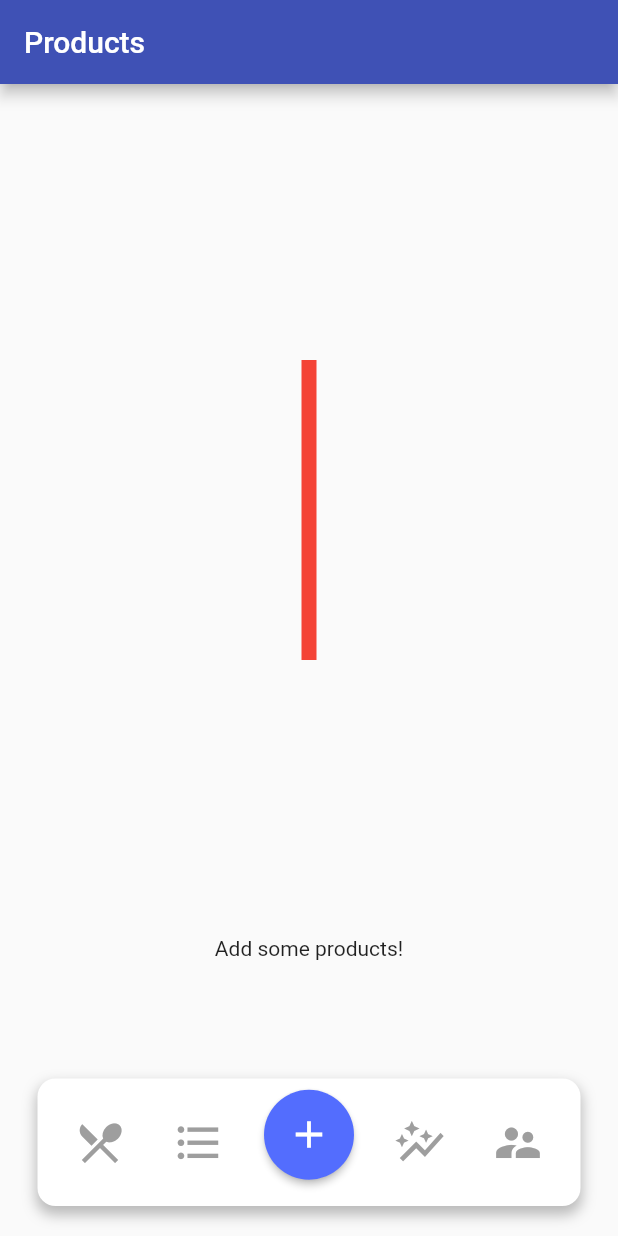
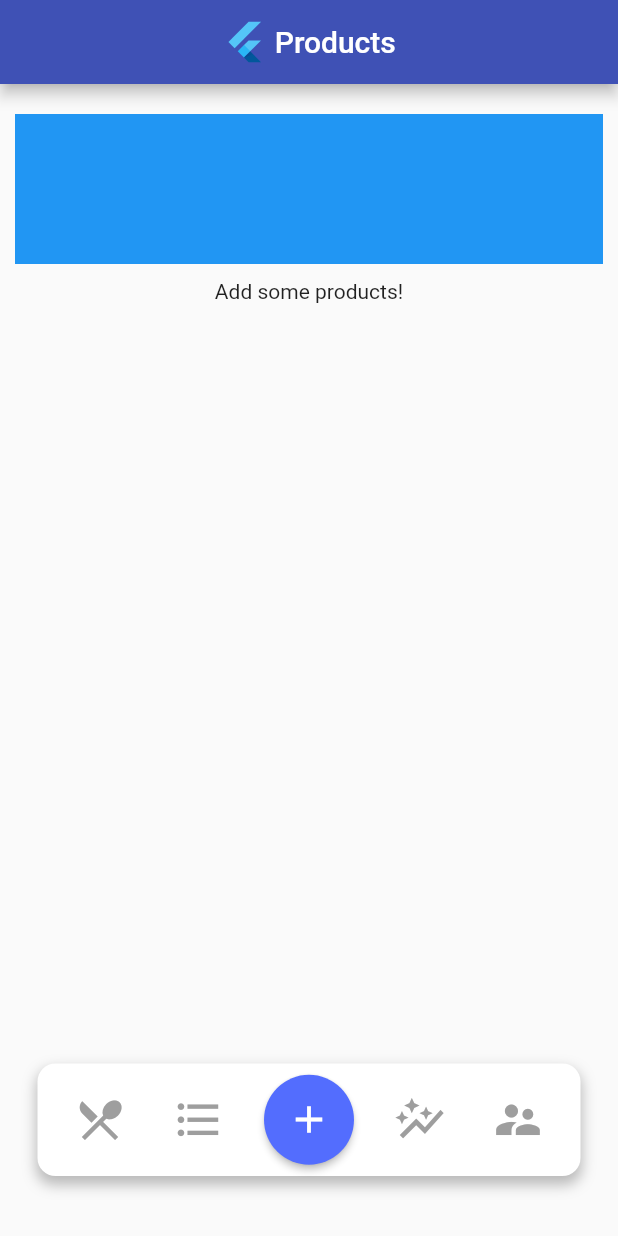
Before and after one commit to arstek131/Expire_App, a Flutter app: the screen it shows after launch, on a phone screen of 412 x 824 dp. Run offline on Flutter 3.47's test engine with Material 2 defaults, Android fonts, the phone set to English and light mode, and no system bars; our stand-ins replace sqflite; accounts and stored records are empty.

Commit message:
Products items list, persistent data in navigation

```diff
--- a/expire_app/lib/providers/products_provider.dart
+++ b/expire_app/lib/providers/products_provider.dart
@@ -40,7 +40,7 @@ class ProductsProvider extends ChangeNotifier {
 
   Future<void> fetchAndSetProducts() async {
     final dataList = await DBHelper.getData('user_products');
-    print(dataList);
+    //print(dataList);
     _items = dataList
         .map(
           (item) => Product(id: item['id'], title: item['title'], expiration: DateTime.parse(item['expiration']), image: null),
--- a/expire_app/lib/screens/main_app_screen.dart
+++ b/expire_app/lib/screens/main_app_screen.dart
@@ -65,11 +65,30 @@ class _ProductsScreenState extends State<MainAppScreen> {
     return Scaffold(
       appBar: AppBar(
         backgroundColor: Theme.of(context).primaryColor,
-        title: Text(_pages.elementAt(_pageIndex)['title']),
+        //title: Text(_pages.elementAt(_pageIndex)['title']),
+        centerTitle: true,
+        title: Center(
+          child: Row(
+            mainAxisAlignment: MainAxisAlignment.center,
+            children: [
+              const FlutterLogo(
+                size: 30,
+              ),
+              Container(
+                margin: const EdgeInsets.only(left: 5),
+                child: Text(_pages.elementAt(_pageIndex)['title']),
+              )
+            ],
+          ),
+        ),
       ),
       body: Stack(
         children: [
-          _pages.elementAt(_pageIndex)['page'],
+          IndexedStack(
+            index: _pageIndex,
+            children: _pages.map<Widget>((pageElement) => pageElement['page']).toList(),
+          ),
+          //_pages.elementAt(_pageIndex)['page'],
           SafeArea(
             child: Align(
               child: CustomBottomNavigationBar(setIndex: _bottomNavigationBarHandler, pageIndex: _pageIndex),
--- a/expire_app/lib/screens/products_overview_screen.dart
+++ b/expire_app/lib/screens/products_overview_screen.dart
@@ -1,9 +1,13 @@
 /* dart */
 import 'package:flutter/material.dart';
+import 'package:intl/intl.dart';
 
 /* providers */
 import '../providers/products_provider.dart';
 import 'package:provider/provider.dart';
+
+/* widgets */
+import '../widgets/product_tile.dart';
 
 class ProductsOverviewScreen extends StatefulWidget {
   @override
@@ -18,14 +22,19 @@ class _ProductsOverviewScreenState extends State<ProductsOverviewScreen> {
 
   @override
   Widget build(BuildContext context) {
-    return Column(
-      mainAxisAlignment: MainAxisAlignment.spaceEvenly,
+    GlobalKey<RefreshIndicatorState> _refreshIndicatorKey = GlobalKey<RefreshIndicatorState>();
+
+    return Padding(
+      padding: const EdgeInsets.all(10.0),
+      child: Column(
+        //mainAxisAlignment: MainAxisAlignment.spaceEvenly,
         crossAxisAlignment: CrossAxisAlignment.center,
         children: [
           Container(
-          height: 200,
-          width: 10,
-          color: Colors.red,
+            height: 100,
+            width: double.infinity,
+            color: Colors.blue,
+            margin: const EdgeInsets.symmetric(vertical: 10),
           ),
           FutureBuilder(
             future: Provider.of<ProductsProvider>(context, listen: false).fetchAndSetProducts(),
@@ -34,20 +43,29 @@ class _ProductsOverviewScreenState extends State<ProductsOverviewScreen> {
                     child: CircularProgressIndicator(),
                   )
                 : Consumer<ProductsProvider>(
-                  child: const Center(
-                    child: Text("Add some products!"),
+                    child: const Text(
+                      "Add some products!",
+                      textAlign: TextAlign.center,
                     ),
                     builder: (ctx, productsData, ch) => productsData.items.isEmpty
                         ? ch!
-                      : ListView.builder(
+                        : Flexible(
+                            child: RefreshIndicator(
+                              key: _refreshIndicatorKey,
+                              color: Colors.blue,
+                              onRefresh: () async {
+                                return; //return Provider.of<ProductsProvider>(context, listen: false).fetchAndSetProducts(); ????
+                              },
+                              child: ListView.builder(
                                 itemCount: productsData.items.length,
-                          itemBuilder: (ctx, i) => ListTile(
-                            title: Text(productsData.items[i].title),
+                                itemBuilder: (ctx, i) => ProductTile(productsData.items[i]), //product item...
+                              ),
                             ),
                           ),
                   ),
           ),
         ],
+      ),
     );
   }
 }
--- a/expire_app/lib/widgets/custom_bottom_navigation_bar.dart
+++ b/expire_app/lib/widgets/custom_bottom_navigation_bar.dart
@@ -37,8 +37,8 @@ class _CustomBottomNavigationBarState extends State<CustomBottomNavigationBar> {
   Widget build(BuildContext context) {
     return Container(
       padding: const EdgeInsets.symmetric(horizontal: 25),
-      margin: const EdgeInsets.only(bottom: 20),
-      height: 85,
+      margin: const EdgeInsets.only(bottom: 40),
+      height: 75,
       child: Container(
         width: double.infinity,
         decoration: const BoxDecoration(
@@ -77,11 +77,14 @@ class _CustomBottomNavigationBarState extends State<CustomBottomNavigationBar> {
               },
             ),
             Container(
-              margin: widget.pageIndex == 2 ? const EdgeInsets.only(bottom: 10) : EdgeInsets.zero,
+              //margin: widget.pageIndex == 2 ? const EdgeInsets.only(bottom: 10) : EdgeInsets.zero,
               child: ElevatedButton(
                 onPressed: widget.pageIndex != 2
                     ? () => widget.setIndex(2)
-                    : () => Navigator.of(context).pushNamed(AddProductScreen.routeName),
+                    : () => Provider.of<ProductsProvider>(context, listen: false).addProduct(
+                          Product(
+                              id: DateTime.now().toString(), title: 'Nutella esplosiva', expiration: DateTime.now(), image: null),
+                        ), //Navigator.of(context).pushNamed(AddProductScreen.routeName),
                 child: widget.pageIndex == 2
                     ? const Icon(
                         Icons.add,
--- a/expire_app/pubspec.yaml
+++ b/expire_app/pubspec.yaml
@@ -33,6 +33,7 @@ dependencies:
   sqflite: ^2.0.1
   path: ^1.8.0
   path_provider: ^2.0.8
+  intl: ^0.17.0
 
 
   # The following adds the Cupertino Icons font to your application.
```
Also changed, not shown: expire_app/lib/widgets/product_tile.dart (added, +103 -0 lines), expire_app/pubspec.lock. Lines whose indentation alone changed are shown as unchanged.
